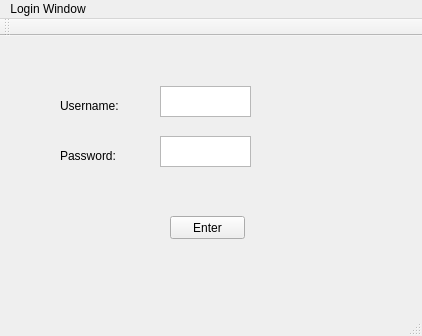
Old version of the form loginwindow.ui in the repository The-afroman/CS1C-qt-drawing-project.
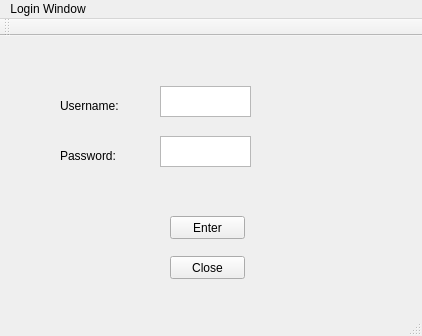
New version of the form.

Commit message:
username: "qtAdmin", password: "qtPW", check below
NEED TO ADD A FLAG TO BE SENT TO MAIN WINDOW TO CHECK IF ADMIN ACCESS WAS GRANTED.

Patch:
```diff
--- a/loginwindow.ui
+++ b/loginwindow.ui
@@ -89,6 +89,19 @@
      <set>Qt::AlignCenter</set>
     </property>
    </widget>
+   <widget class="QPushButton" name="closeWindow">
+    <property name="geometry">
+     <rect>
+      <x>170</x>
+      <y>220</y>
+      <width>75</width>
+      <height>23</height>
+     </rect>
+    </property>
+    <property name="text">
+     <string>Close</string>
+    </property>
+   </widget>
   </widget>
   <widget class="QMenuBar" name="menuBar">
    <property name="geometry">
```
Left out of the diff: 2 changed lines with no effect on the pictures. The commit also changes 2 other files.
